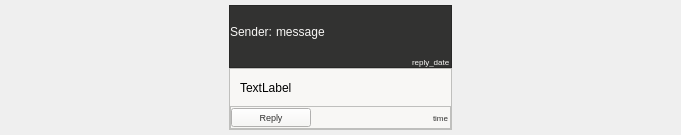
Above: OfflineMessangerClient/messagewidget.ui from tucaEmanuel18/OfflineMessenger before the change. Below: the same form after it.
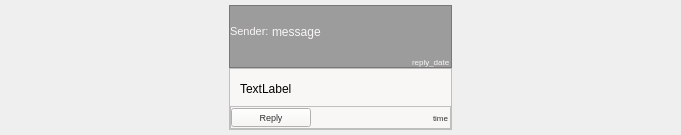
That is the form after the change.

Patch:
```diff
--- a/OfflineMessangerClient/messagewidget.ui
+++ b/OfflineMessangerClient/messagewidget.ui
@@ -56,7 +56,7 @@
      <item>
       <widget class="QFrame" name="reply_Wrapper">
        <property name="styleSheet">
-        <string notr="true">background:#323231; color:#f8f7f5</string>
+        <string notr="true">background:#9c9c9c; color:#f8f7f5</string>
        </property>
        <property name="frameShape">
         <enum>QFrame::StyledPanel</enum>
@@ -84,6 +84,11 @@
          <layout class="QHBoxLayout" name="replyCondentBox">
           <item>
            <widget class="QLabel" name="senderLabel">
+            <property name="font">
+             <font>
+              <pointsize>8</pointsize>
+             </font>
+            </property>
             <property name="text">
              <string>Sender: </string>
             </property>
@@ -91,6 +96,11 @@
           </item>
           <item>
            <widget class="QLabel" name="replyContentLabel">
+            <property name="font">
+             <font>
+              <pointsize>9</pointsize>
+             </font>
+            </property>
             <property name="text">
              <string>message</string>
             </property>
@@ -181,6 +191,9 @@
           <property name="leftMargin">
            <number>10</number>
           </property>
+          <property name="topMargin">
+           <number>3</number>
+          </property>
           <item>
            <widget class="QLabel" name="messageLabel">
             <property name="sizePolicy">
```
